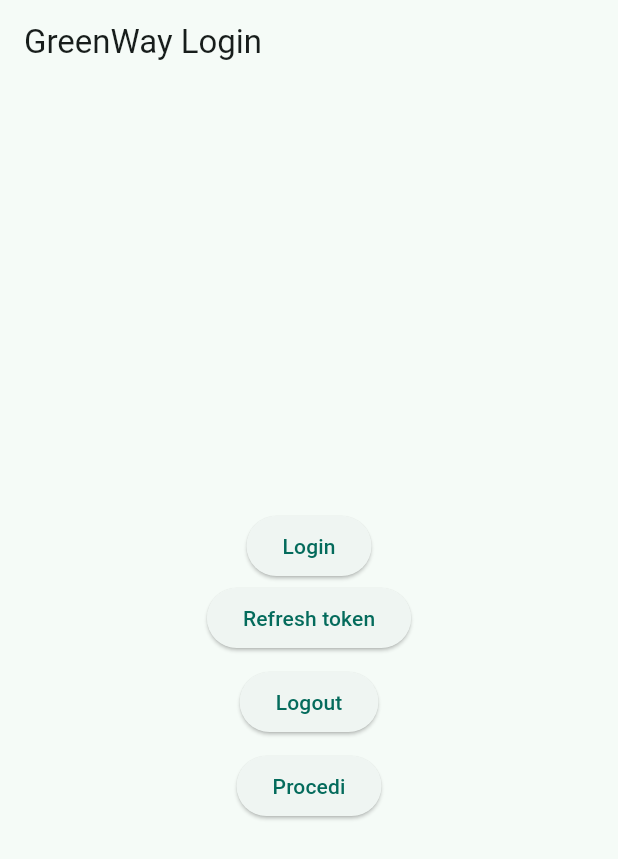
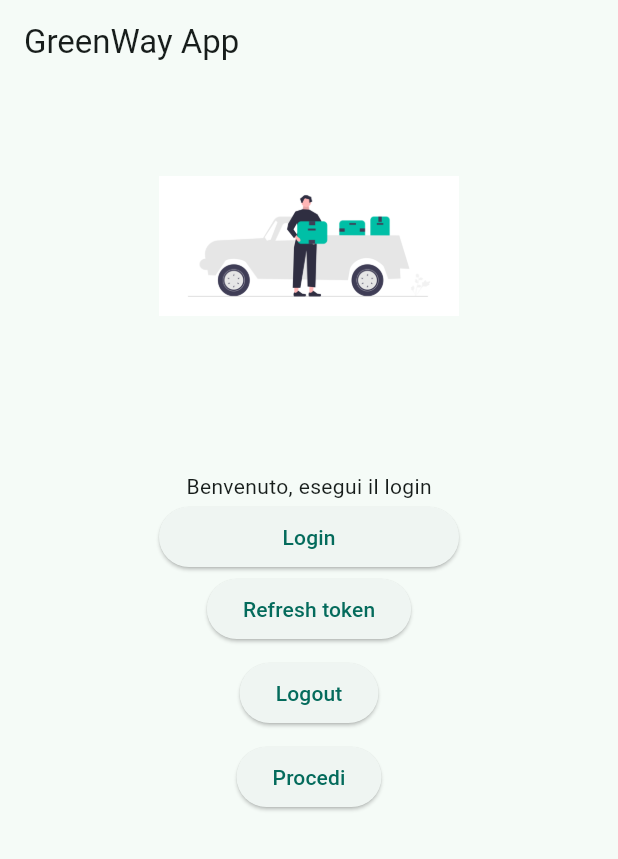
Before and after one commit to LuigiVessella/greenway, a Flutter app: the screen it shows after launch, after a tap on "Login", on a phone screen of 412 x 824 dp. Shown: the top 859 px of the screen. Run offline on Flutter 3.47's test engine with Material 3 defaults, Android fonts, the phone set to English and light mode, and no system bars; our stand-ins replace flutter_dotenv, flutter_secure_storage; missing offline and left inert: flutter_appauth.

```diff
--- a/lib/presentation/pages/login_page.dart
+++ b/lib/presentation/pages/login_page.dart
@@ -62,22 +62,27 @@ class _LoginPageState extends State<LoginPage> {
       theme: firstAppTheme,
       home: Scaffold(
         appBar: AppBar(
-          title: const Text('GreenWay Login'),
+          title: const Text('GreenWay App'),
         ),
         body: Center(
-          child: SingleChildScrollView(
             child: Column(
               children: <Widget>[
                 Visibility(
                   visible: _isBusy,
                   child: const LinearProgressIndicator(),
                 ),
-                const SizedBox(height: 8),
-                ElevatedButton(
+                const SizedBox(height: 8,),
+                Image.asset('lib/assets/login_page_img.png', height: 200, width: 200),
+                const SizedBox(height: 50),
+                const Text("Benvenuto, esegui il login"),
+                 ElevatedButton(
+                    style: const ButtonStyle(
+                      minimumSize: MaterialStatePropertyAll(Size(200, 40)),
+                      maximumSize: MaterialStatePropertyAll(Size(300, 50))
+                    ),
+
                     child: const Text('Login'),
-                    onPressed: () {
-                      _signInWithAutoCodeExchange();
-                    }),
+                    onPressed: () =>_signInWithAutoCodeExchange()),
                 if (Platform.isIOS || Platform.isMacOS)
                   Padding(
                     padding: const EdgeInsets.all(8.0),
@@ -122,8 +127,8 @@ class _LoginPageState extends State<LoginPage> {
             ),
           ),
         ),
-      ),
-    );
+      );
+
   }
 
   Future<void> _endSession() async {
@@ -180,7 +185,7 @@ class _LoginPageState extends State<LoginPage> {
           await _appAuth.authorizeAndExchangeCode(
         AuthorizationTokenRequest(_clientId, _redirectUrl,
             clientSecret: dotenv
-                .env['CLIENT_SECRET'], //vedere come usare i segreti in flutter
+                .env['CLIENT_SECRET'], //file .env di configurazione in config/auth
             serviceConfiguration: _serviceConfiguration,
             scopes: _scopes,
             preferEphemeralSession: preferEphemeralSession,
```
Also changed, not shown: lib/presentation/pages/admin_page.dart (added, +15 -0 lines), lib/assets/login_page_img.png (added), 1 other file.
